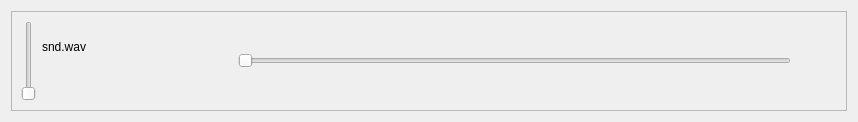
This is soundcard.ui in casey-c/shock as Qt 5 draws it before an edit. The edited form follows.
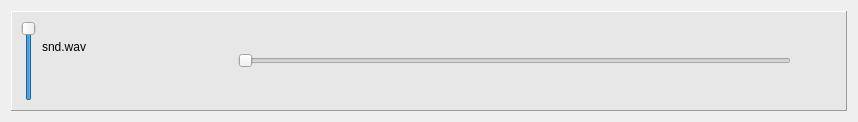
This is the edited form. Icons and pictures are not drawn.

What changed in the file:
```diff
--- a/soundcard.ui
+++ b/soundcard.ui
@@ -25,8 +25,11 @@
   <layout class="QGridLayout" name="gridLayout">
    <item row="3" column="2" colspan="3">
     <widget class="QFrame" name="frame">
+     <property name="styleSheet">
+      <string notr="true">background-color: #e7e7e7;</string>
+     </property>
      <property name="frameShape">
-      <enum>QFrame::StyledPanel</enum>
+      <enum>QFrame::Panel</enum>
      </property>
      <property name="frameShadow">
       <enum>QFrame::Raised</enum>
@@ -134,6 +137,9 @@
       </item>
       <item row="1" column="0" rowspan="2">
        <widget class="QSlider" name="verticalSlider">
+        <property name="sliderPosition">
+         <number>99</number>
+        </property>
         <property name="orientation">
          <enum>Qt::Vertical</enum>
         </property>
```
Left out of the diff: 3 changed lines with no effect on the pictures.
